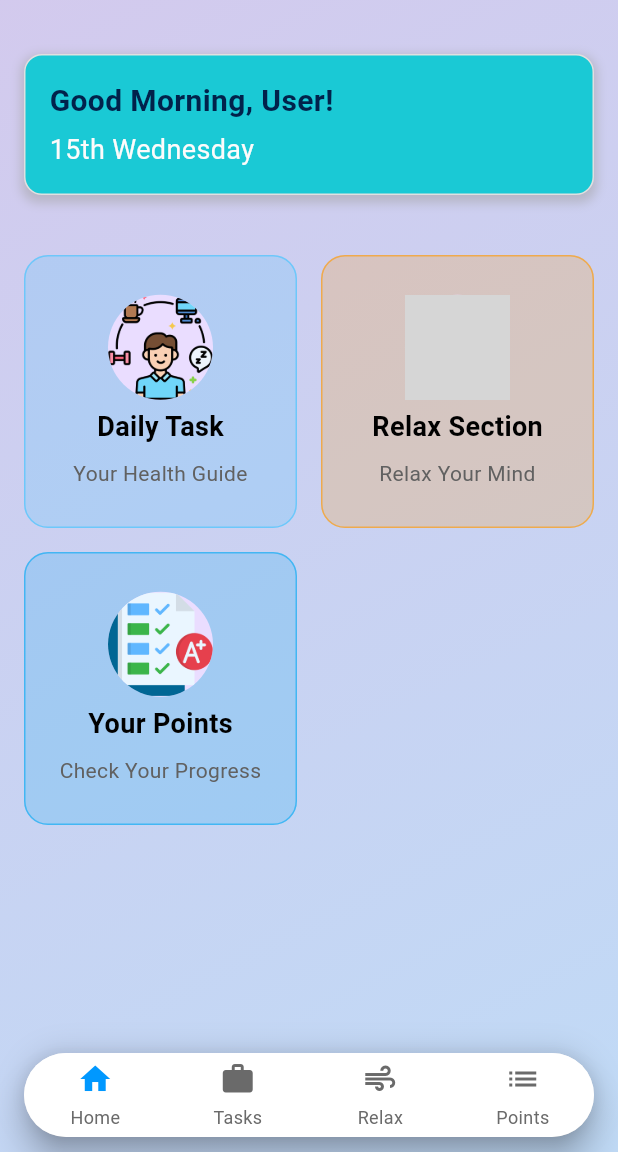
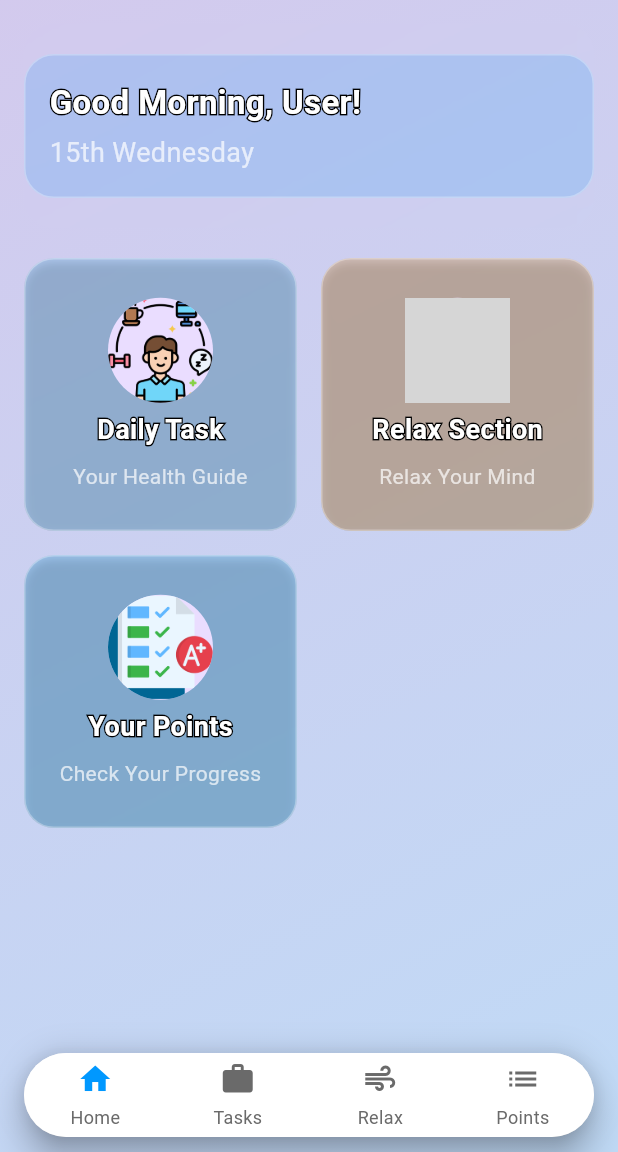
Before and after one commit to riyajidevindu/BeMA_App_V2, a Flutter app: the screen it shows once a user with an empty profile is signed in, on a phone screen of 412 x 824 dp, the part 84-1236 px from its top. Run offline on Flutter 3.47's test engine with Material 3 defaults, Android fonts, the phone set to English and light mode, and no system bars; drawn by our look-alikes of custom_navigation_bar; our stand-ins replace awesome_snackbar_content, cloud_firestore, connectivity_plus, firebase_auth, firebase_core, firebase_storage and 4 more; missing offline and left inert: model_viewer_plus, record; accounts and stored records are empty; statements that could not run were skipped; grey boxes are pictures that could not be loaded.

Commit message:
Refactor HomeScreen UI with blurred backgrounds and improved text styling; enhance card design for better visual appeal

```diff
--- a/bema_application/lib/features/home/screens/home_screen.dart
+++ b/bema_application/lib/features/home/screens/home_screen.dart
@@ -1,3 +1,4 @@
+import 'dart:ui';
 import 'package:bema_application/common/config/colors.dart';
 import 'package:bema_application/common/widgets/app_bar.dart';
 import 'package:bema_application/features/authentication/data/models/profile_service.dart';
@@ -112,45 +113,42 @@ class _HomeScreenState extends State<HomeScreen> {
         child: Column(
           crossAxisAlignment: CrossAxisAlignment.start,
           children: [
-            Container(
+            ClipRRect(
+              borderRadius: BorderRadius.circular(20),
+              child: BackdropFilter(
+                filter: ImageFilter.blur(sigmaX: 10, sigmaY: 10),
+                child: Container(
                   width: double.infinity,
-              padding: const EdgeInsets.all(16.0), // Padding inside the box
+                  padding:
+                      const EdgeInsets.all(16.0), // Padding inside the box
                   margin: const EdgeInsets.only(
-                  bottom: 20.0, top: 20), // Space around the box if needed
+                      bottom: 20.0,
+                      top: 20), // Space around the box if needed
                   decoration: BoxDecoration(
-                color: const Color.fromARGB(255, 26, 201, 213), // Background color of the box
-                borderRadius: BorderRadius.circular(12), // Rounded corners
+                    color: Colors.blue.withOpacity(0.2),
+                    borderRadius: BorderRadius.circular(20),
                     border: Border.all(
-                    color: Colors.grey.shade300), // Border around the box
-                boxShadow: [
-                  BoxShadow(
-                    color: Colors.grey.withOpacity(0.5),
-                    spreadRadius: 2,
-                    blurRadius: 5,
-                    offset: const Offset(0, 3), // Shadow position
+                      color: Colors.white.withOpacity(0.3),
                     ),
-                ],
                   ),
                   child: Column(
                     crossAxisAlignment: CrossAxisAlignment.start,
                     children: [
-                  Text(
+                      _buildStrokedText(
                         "$greetingMessage, $userName!",
-                    style: const TextStyle(
-                      fontSize: 20,
-                      color: Color.fromARGB(255, 1, 34, 75),
-                      fontWeight: FontWeight.bold,
-                    ),
+                        22,
                       ),
                       const SizedBox(height: 5),
                       Text(
                         formattedDate, // Dynamically set date here
                         style: const TextStyle(
                           fontSize: 18,
-                      color: Color.fromARGB(255, 253, 251, 251),
+                          color: Colors.white70,
                         ),
                       ),
                     ],
+                  ),
+                ),
               ),
             ),
             const SizedBox(height: 20),
@@ -215,13 +213,27 @@ class _HomeScreenState extends State<HomeScreen> {
     required Color color,
     VoidCallback? onTap, // onTap can be null if not provided
   }) {
-    return GestureDetector(
+    return ClipRRect(
+      borderRadius: BorderRadius.circular(20),
+      child: BackdropFilter(
+        filter: ImageFilter.blur(sigmaX: 10, sigmaY: 10),
+        child: GestureDetector(
           onTap: onTap, // Trigger the onTap function if tapped
           child: Container(
             decoration: BoxDecoration(
               color: color.withOpacity(0.2),
-          borderRadius: BorderRadius.circular(16),
-          border: Border.all(color: color.withOpacity(0.6)),
+              borderRadius: BorderRadius.circular(20),
+              border: Border.all(
+                color: Colors.white.withOpacity(0.3),
+              ),
+              boxShadow: [
+                BoxShadow(
+                  color: Colors.black.withOpacity(0.2),
+                  spreadRadius: 1,
+                  blurRadius: 5,
+                  offset: const Offset(0, 3),
+                ),
+              ],
             ),
             child: Padding(
               padding: const EdgeInsets.all(8.0),
@@ -230,27 +242,54 @@ class _HomeScreenState extends State<HomeScreen> {
                 children: [
                   avatar, // Display the passed widget (CircleAvatar in this case)
                   const SizedBox(height: 5),
-              Text(
+                  _buildStrokedText(
                     title,
-                style: const TextStyle(
-                  fontSize: 18,
-                  fontWeight: FontWeight.bold,
-                  color: Colors.black,
-                ),
+                    18,
                   ),
                   const SizedBox(height: 8),
                   Text(
                     subtitle,
                     textAlign: TextAlign.center,
-                style: TextStyle(
+                    style: const TextStyle(
                       fontSize: 14,
-                  color: Colors.grey[700],
+                      color: Colors.white70,
                     ),
                   ),
                 ],
               ),
             ),
           ),
+        ),
+      ),
+    );
+  }
+
+  Widget _buildStrokedText(String text, double fontSize,
+      {bool isSelected = true}) {
+    return Stack(
+      children: <Widget>[
+        // Stroked text as border.
+        Text(
+          text,
+          style: TextStyle(
+            fontSize: fontSize,
+            fontWeight: isSelected ? FontWeight.bold : FontWeight.normal,
+            foreground: Paint()
+              ..style = PaintingStyle.stroke
+              ..strokeWidth = 2
+              ..color = Colors.black,
+          ),
+        ),
+        // Solid text as fill.
+        Text(
+          text,
+          style: TextStyle(
+            fontSize: fontSize,
+            fontWeight: isSelected ? FontWeight.bold : FontWeight.normal,
+            color: isSelected ? Colors.white : Colors.white.withOpacity(0.7),
+          ),
+        ),
+      ],
     );
   }
 }
```
Lines whose indentation alone changed are shown as unchanged.
